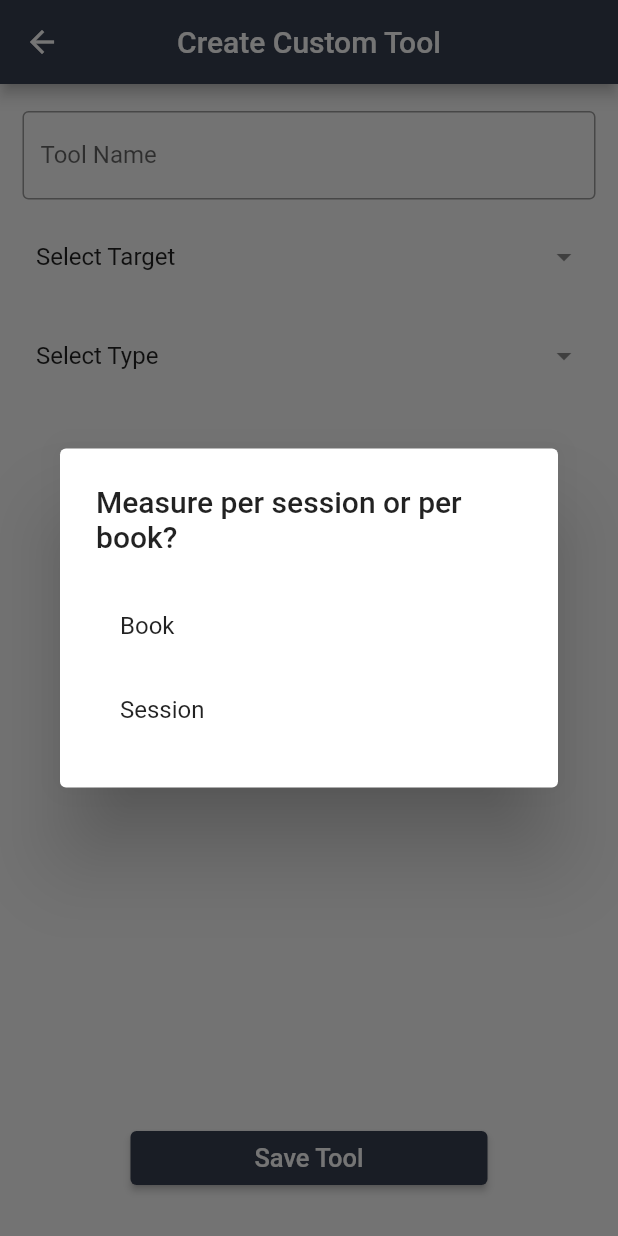
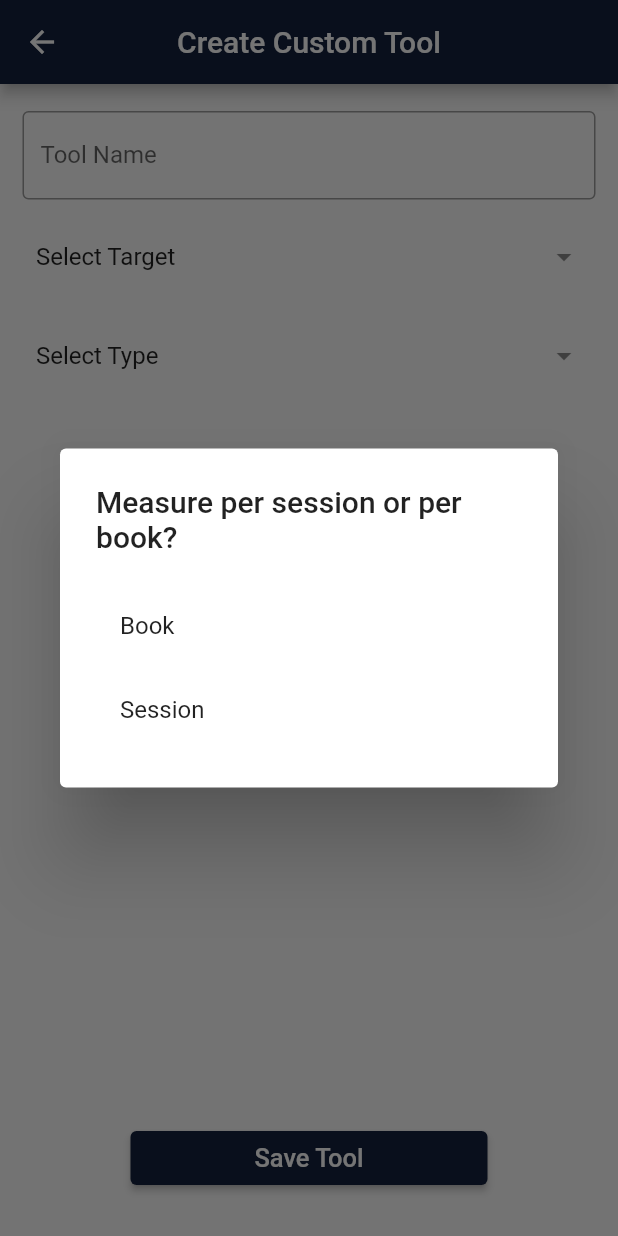
Before and after one commit to jackheinemann/otlet, a Flutter app: the CreateCustomToolScreen screen opened directly, after a tap on "Select Target", on a phone screen of 412 x 824 dp. Run offline on Flutter 3.47's test engine with Material 2 defaults, Android fonts, the phone set to English and light mode, and no system bars; our stand-ins replace cached_network_image, charts_flutter, in_app_purchase, shared_preferences; missing offline and left inert: flutter_barcode_scanner, in_app_purchase_android; accounts and stored records are empty; statements that could not run were skipped.

Commit message:
edited color schemes and appbar icons color

```diff
--- a/lib/business_logic/models/book.dart
+++ b/lib/business_logic/models/book.dart
@@ -224,7 +224,7 @@ class Book {
     if (title != null) return false;
     if (author != null) return false;
     if (published != null) return false;
-    if (genre.isNotEmpty) return false;
+    if (genre != null) return false;
     return true;
   }
 
--- a/lib/business_logic/utils/constants.dart
+++ b/lib/business_logic/utils/constants.dart
@@ -30,9 +30,9 @@ const List<String> litGenres = [
   'Speech'
 ];
 
-Color primaryColor = Color(0xFF373F51);
-Color secondaryColor = Color(0xFF58A4B0);
-Color accentColor = Color(0xFFDAA49A);
+Color primaryColor = Color(0xFF14213D);
+Color secondaryColor = Color(0xFFE5E5E5);
+Color accentColor = Color(0xFFFCA311);
 
 List<String> chartColorCodes = [
   '3366cc',
--- a/lib/main.dart
+++ b/lib/main.dart
@@ -19,8 +19,9 @@ class MyApp extends StatelessWidget {
         title: 'Flutter Demo',
         theme: ThemeData(
             primaryColor: primaryColor,
-            backgroundColor: Colors.grey[200],
-            accentColor: secondaryColor),
+            backgroundColor: secondaryColor,
+            accentColor: accentColor,
+            appBarTheme: AppBarTheme(brightness: Brightness.dark)),
         home: NavManager());
   }
 }
--- a/lib/ui/delegates/nav_manager.dart
+++ b/lib/ui/delegates/nav_manager.dart
@@ -17,7 +17,11 @@ class NavManager extends StatelessWidget {
           return Scaffold(
             appBar: AppBar(title: Icon(Icons.menu_book), centerTitle: true),
             body: Center(
-              child: LinearProgressIndicator(),
+              child: LinearProgressIndicator(
+                backgroundColor: Theme.of(context).backgroundColor,
+                valueColor: AlwaysStoppedAnimation<Color>(
+                    Theme.of(context).accentColor),
+              ),
             ),
           );
         });
--- a/lib/ui/delegates/tab_manager.dart
+++ b/lib/ui/delegates/tab_manager.dart
@@ -1,4 +1,5 @@
 import 'package:flutter/material.dart';
+import 'package:flutter/services.dart';
 import 'package:otlet/business_logic/models/book.dart';
 import 'package:otlet/business_logic/models/otlet_chart.dart';
 import 'package:otlet/business_logic/models/otlet_instance.dart';
--- a/lib/ui/screens/view_book_screens/view_book_screen.dart
+++ b/lib/ui/screens/view_book_screens/view_book_screen.dart
@@ -115,6 +115,9 @@ class _ViewBookScreenState extends State<ViewBookScreen>
                   width: MediaQuery.of(context).size.width * .75,
                   child: LinearProgressIndicator(
                     value: book.readingProgress(),
+                    backgroundColor: Theme.of(context).backgroundColor,
+                    valueColor: AlwaysStoppedAnimation<Color>(
+                        Theme.of(context).accentColor),
                   ),
                 ),
                 Spacer(),
--- a/lib/ui/widgets/books/active_book_card.dart
+++ b/lib/ui/widgets/books/active_book_card.dart
@@ -66,6 +66,10 @@ class ActiveBookCard extends StatelessWidget {
                                   width: MediaQuery.of(context).size.width * .4,
                                   child: LinearProgressIndicator(
                                     value: book.readingProgress(),
+                                    backgroundColor:
+                                        Theme.of(context).backgroundColor,
+                                    valueColor: AlwaysStoppedAnimation<Color>(
+                                        Theme.of(context).accentColor),
                                   ),
                                 ),
                                 SizedBox(width: 10),
--- a/lib/ui/widgets/books/otlet_card.dart
+++ b/lib/ui/widgets/books/otlet_card.dart
@@ -94,6 +94,10 @@ class OtletCard extends StatelessWidget {
                                       MediaQuery.of(context).size.width * .45,
                                   child: LinearProgressIndicator(
                                     value: book.readingProgress(),
+                                    backgroundColor:
+                                        Theme.of(context).backgroundColor,
+                                    valueColor: AlwaysStoppedAnimation<Color>(
+                                        Theme.of(context).accentColor),
                                   ),
                                 ),
                                 SizedBox(width: 10),
```
Also changed, not shown: lib/ui/screens/add_book_screen.dart (+6 -2 lines), lib/ui/widgets/goals/goal_card.dart (+6 -1 lines).
